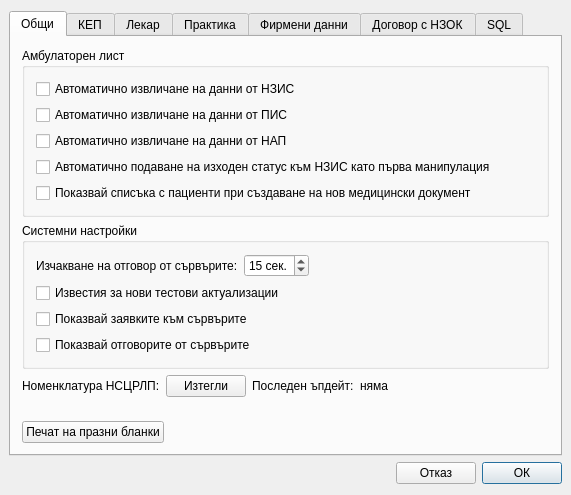
Before: the Qt Designer form src/View/Widgets/SettingsDialog.ui in thefinalcutbg/DinoDent, drawn with Qt 5.
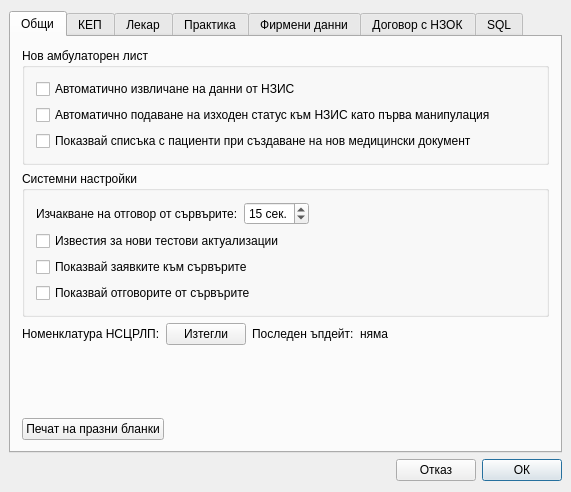
After: the same form once the commit is applied. Custom widgets are drawn as their Qt base class.

Commit message: label text change

The edit to the form file:
```diff
--- a/src/View/Widgets/SettingsDialog.ui
+++ b/src/View/Widgets/SettingsDialog.ui
@@ -7,7 +7,7 @@
     <x>0</x>
     <y>0</y>
     <width>567</width>
-    <height>495</height>
+    <height>492</height>
    </rect>
   </property>
   <property name="minimumSize">
@@ -47,7 +47,7 @@
          <item>
           <widget class="QGroupBox" name="groupBox">
            <property name="title">
-            <string>Амбулаторен лист</string>
+            <string>Нов амбулаторен лист</string>
            </property>
            <layout class="QVBoxLayout" name="verticalLayout_2">
             <item>
@@ -57,20 +57,6 @@
               </property>
              </widget>
             </item>
-            <item>
-             <widget class="QCheckBox" name="autoPisCheck">
-              <property name="text">
-               <string>Автоматично извличане на данни от ПИС</string>
-              </property>
-             </widget>
-            </item>
-            <item>
-             <widget class="QCheckBox" name="autoNraCheck">
-              <property name="text">
-               <string>Автоматично извличане на данни от НАП</string>
-              </property>
-             </widget>
-            </item>
             <item>
              <widget class="QCheckBox" name="autoStatus">
               <property name="text">
@@ -1549,6 +1535,20 @@
          </layout>
         </widget>
        </item>
+       <item>
+        <widget class="QCheckBox" name="autoPisCheck">
+         <property name="text">
+          <string>Автоматична проверка на амбулаторния лист спрямо дейностите отчетени в ПИС</string>
+         </property>
+        </widget>
+       </item>
+       <item>
+        <widget class="QCheckBox" name="autoNraCheck">
+         <property name="text">
+          <string>Автоматично извличане на здравноосигурителен статус от НАП</string>
+         </property>
+        </widget>
+       </item>
        <item>
         <widget class="QCheckBox" name="hirbnoCheck">
          <property name="text">
```
The commit also changes 1 other file.
